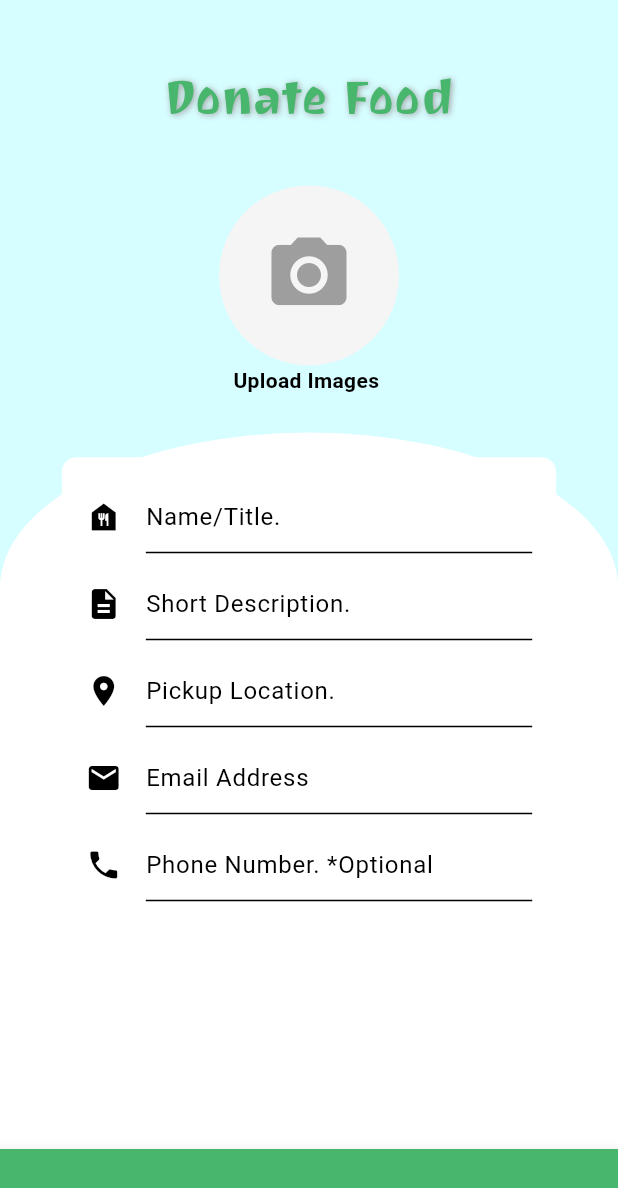
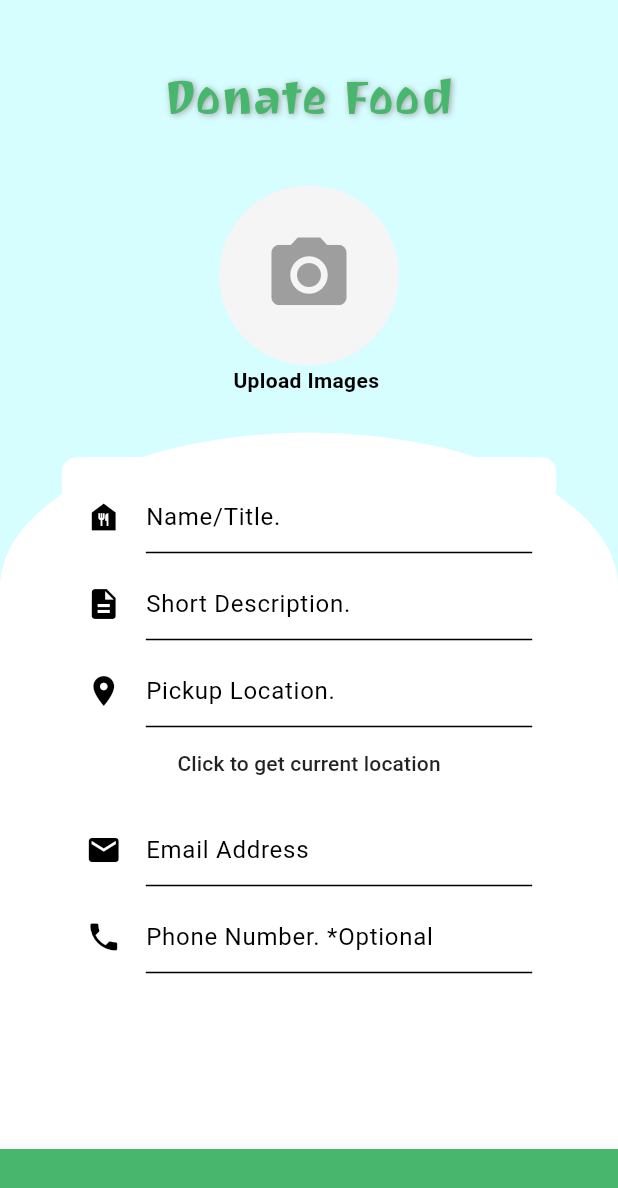
Before and after one commit to binod634/Food-2-hungry, a Flutter app: the screen it shows after launch, on a phone screen of 412 x 824 dp. Shown: the top 1188 px of the screen. Run offline on Flutter 3.47's test engine with Material 3 defaults, Android fonts, the phone set to English and light mode, and no system bars; our stand-ins replace geolocator, image_picker.

Commit message:
added Location services on donation page

```diff
--- a/lib/uitest/adddonation.dart
+++ b/lib/uitest/adddonation.dart
@@ -7,6 +7,7 @@ import 'package:food_2_hunger/design/profilecontainer.dart';
 import 'package:food_2_hunger/elements/bottomnavigation.dart';
 import 'package:food_2_hunger/elements/label.dart';
 import 'package:food_2_hunger/themeData/theme.dart';
+import 'package:geolocator/geolocator.dart';
 
 class FoodDonation extends StatelessWidget {
   const FoodDonation({super.key});
@@ -27,6 +28,8 @@ class ProfileStateful extends StatefulWidget {
 class _ProfileStatefulState extends State<ProfileStateful> {
   final ImagePicker picker = ImagePicker();
   List<XFile> images = List.empty(growable: true);
+  Position? locationData;
+  String? locationErrorMsg;
 
   void doSomethings() {}
   void pickImages() async {
@@ -40,6 +43,48 @@ class _ProfileStatefulState extends State<ProfileStateful> {
   void removeImageFromList(index) {
     setState(() {
       images.removeAt(index);
+    });
+  }
+
+  void _determinePosition() async {
+    bool serviceEnabled;
+    LocationPermission permission;
+
+    // Test if location services are enabled.
+    serviceEnabled = await Geolocator.isLocationServiceEnabled();
+    if (!serviceEnabled) {
+      setState(() {
+        locationErrorMsg = "Location Disabled.";
+      });
+      return;
+    }
+
+    permission = await Geolocator.checkPermission();
+    if (permission == LocationPermission.denied) {
+      permission = await Geolocator.requestPermission();
+      if (permission == LocationPermission.denied) {
+        setState(() {
+          locationErrorMsg = "Denied";
+        });
+      }
+      return;
+    }
+
+    if (permission == LocationPermission.deniedForever) {
+      // Permissions are denied forever, handle appropriately.
+      setState(() {
+        locationErrorMsg = "Denied";
+      });
+      return;
+    }
+
+    // When we reach here, permissions are granted and we can
+    // continue accessing the position of the device.
+
+    Position position = await Geolocator.getCurrentPosition(
+        desiredAccuracy: LocationAccuracy.high);
+    setState(() {
+      locationData = position;
     });
   }
 
@@ -132,44 +177,51 @@ class _ProfileStatefulState extends State<ProfileStateful> {
                             color: Colors.white,
                             borderRadius: BorderRadius.circular(10),
                           ),
-                          child: const Column(
+                          child: Column(
                             children: [
-                              TextField(
+                              const TextField(
                                 decoration: InputDecoration(
                                   hintText: "Name/Title.",
                                   icon: Icon(Icons.food_bank),
                                 ),
                               ),
-                              SizedBox(height: 10),
-                              TextField(
+                              const SizedBox(height: 10),
+                              const TextField(
                                 decoration: InputDecoration(
                                   hintText: "Short Description.",
                                   icon: Icon(Icons.description),
                                 ),
                               ),
-                              SizedBox(height: 10),
+                              const SizedBox(height: 10),
                               TextField(
-                                decoration: InputDecoration(
+                                onChanged: (s) => {_determinePosition()},
+                                decoration: const InputDecoration(
                                   hintText: "Pickup Location.",
                                   icon: Icon(Icons.location_on),
                                 ),
                               ),
-                              SizedBox(height: 10),
-                              TextField(
+                              MaterialButton(
+                                onPressed: _determinePosition,
+                                child: Text(locationData != null
+                                    ? "${locationData!.longitude} + ${locationData!.latitude}"
+                                    : "Click to get current location"),
+                              ),
+                              const SizedBox(height: 10),
+                              const TextField(
                                 decoration: InputDecoration(
                                     hintText: "Email Address",
                                     icon: Icon(Icons.mail)),
                               ),
-                              SizedBox(
+                              const SizedBox(
                                 height: 10,
                               ),
-                              TextField(
+                              const TextField(
                                 decoration: InputDecoration(
                                     hintText: "Phone Number. *Optional",
                                     icon: Icon(Icons.phone)),
                               ),
-                              SizedBox(height: 10),
-                              Visibility(
+                              const SizedBox(height: 10),
+                              const Visibility(
                                 visible: false,
                                 child: Row(
                                   children: [
@@ -179,12 +231,6 @@ class _ProfileStatefulState extends State<ProfileStateful> {
                                       "Pick-up Date:",
                                       style: TextStyle(fontSize: 14),
                                     ),
-                                    Spacer(),
-                                    // DatePickerDialog(
-                                    //     firstDate: DateTime.now(),
-                                    //     lastDate: DateTime.now())
-                                    // Replace with actual DatePicker widget
-                                    // const DatePicker(), // DatePicker implementation here
                                   ],
                                 ),
                               )
--- a/pubspec.yaml
+++ b/pubspec.yaml
@@ -9,6 +9,7 @@ environment:
 dependencies:
   flutter:
     sdk: flutter
+  geolocator: ^11.0.0
   image_picker: ^1.1.0
 
 dev_dependencies:
```
Also changed, not shown: pubspec.lock, 1 other file.
